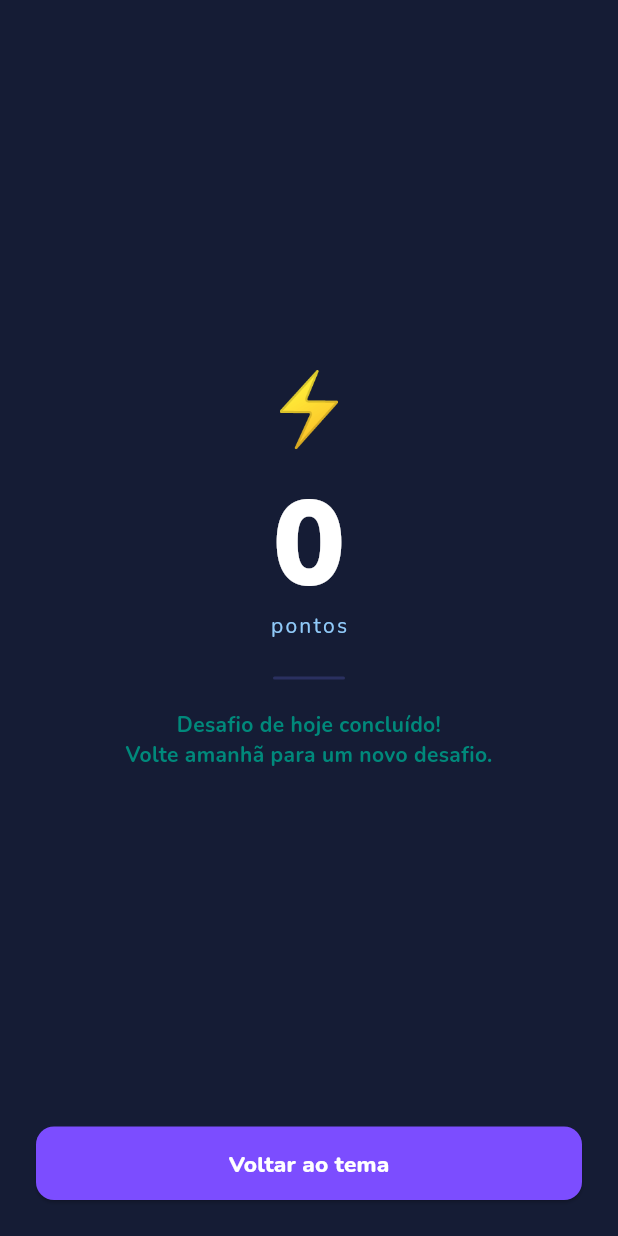
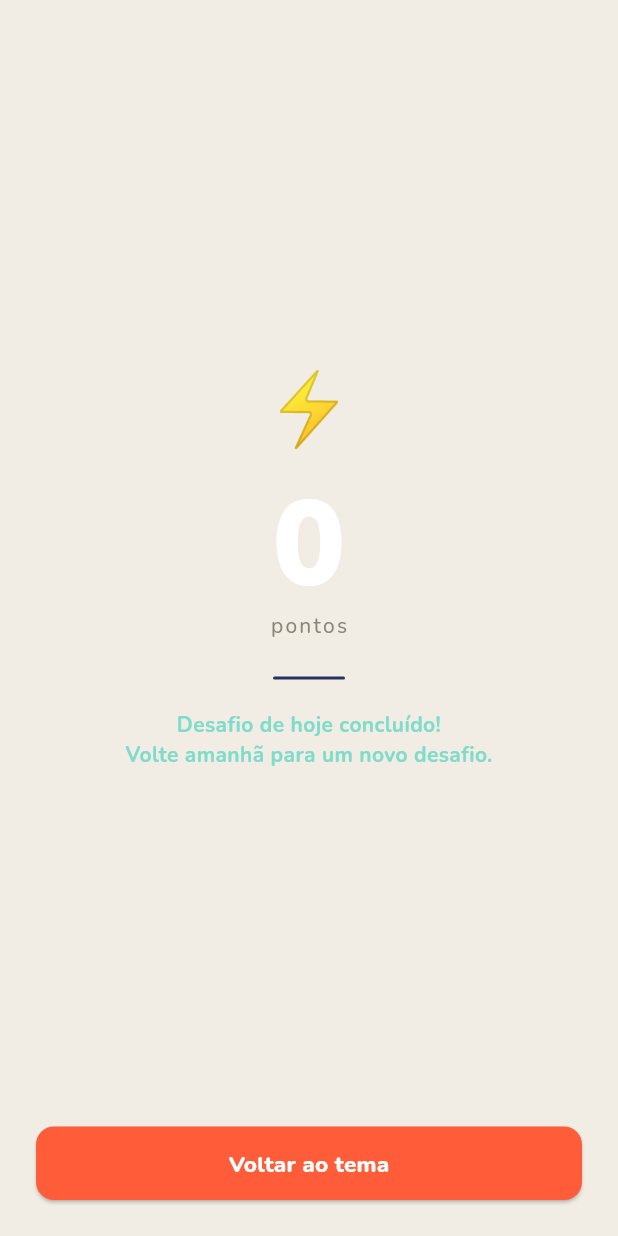
Before and after one commit to carloshdt/flash-quiz, a Flutter app: the DesafioResultScreen screen opened directly with empty values, on a phone screen of 412 x 824 dp. Run offline on Flutter 3.47's test engine with Material 3 defaults, Android fonts, the phone set to English and light mode, and no system bars; our stand-ins replace go_router, google_fonts, sqflite; accounts and stored records are empty.

Commit message:
feat(theme): design system Recorte & Cola — paleta papel/tinta e tema claro

```diff
--- a/lib/theme/app_theme.dart
+++ b/lib/theme/app_theme.dart
@@ -1,30 +1,100 @@
 // lib/theme/app_theme.dart
+// Design system "Recorte & Cola" — scrapbook de papel claro.
+// Fundação: papel creme + tinta quase-preta. Acentos vivos usados com parcimônia.
 import 'package:flutter/material.dart';
+import 'package:google_fonts/google_fonts.dart';
 
 class AppColors {
   AppColors._();
 
-  static const Color background = Color(0xFF151C35);
-  static const Color surface = Color(0xFF1C2448);
-  static const Color headerBg = Color(0xFF1A2F6E);
-  static const Color sheetBg = Color(0xFF1C2040);
-  static const Color purple = Color(0xFF7C4DFF);
-  static const Color orange = Color(0xFFFF8C00);
-  static const Color gold = Color(0xFFFFD600);
-  static const Color teal = Color(0xFF00897B);
-  static const Color textSecondary = Color(0xFF90CAF9);
-  static const Color divider = Color(0x142D3A7A); // 8% white-blue
+  // Fundação
+  static const Color papel = Color(0xFFF2EDE4);      // fundo geral — papel creme
+  static const Color cartao = Color(0xFFFFFFFF);     // superfícies/cards
+  static const Color tinta = Color(0xFF33302A);      // texto principal
+  static const Color tintaSuave = Color(0xFF8A8378); // texto secundário — lápis
+  static const Color grao = Color(0xFFD8D0C0);       // grão do papel, divisores
+
+  // Acentos
+  static const Color laranja = Color(0xFFFF5C39); // CTA, energia
+  static const Color verde = Color(0xFF5CB270);   // sucesso, aprovado
+  static const Color amarelo = Color(0xFFF7D046); // post-its, estrelas
+  static const Color azul = Color(0xFF4DA6FF);    // info
+  static const Color rosa = Color(0xFFFF9EBB);    // carinho
 
   static const List<Color> _accents = [
-    Color(0xFFFFD600),
-    Color(0xFF00E676),
-    Color(0xFF64A0FF),
-    Color(0xFFFF6B6B),
-    Color(0xFFFF9F43),
-    Color(0xFFA29BFE),
-    Color(0xFF55EFC4),
-    Color(0xFFFF7675),
+    laranja,
+    verde,
+    azul,
+    rosa,
+    amarelo,
+    Color(0xFFB48CD9), // roxo suave
+    Color(0xFF7FDBCA), // teal
+    Color(0xFFFF8A7A), // coral
   ];
 
   static Color accentFor(int id) => _accents[id % _accents.length];
+
+  // COMPAT — remover na task final de limpeza (aliases pro código antigo compilar)
+  static const Color background = papel;
+  static const Color surface = cartao;
+  static const Color headerBg = papel;
+  static const Color sheetBg = cartao;
+  static const Color purple = laranja;
+  static const Color orange = laranja;
+  static const Color gold = amarelo;
+  static const Color teal = Color(0xFF7FDBCA);
+  static const Color textSecondary = tintaSuave;
+  static const Color divider = grao;
 }
+
+class AppTheme {
+  AppTheme._();
+
+  /// Tema claro único do app. Patrick Hand em títulos, Nunito no corpo.
+  static ThemeData get light {
+    final base = ThemeData(
+      useMaterial3: true,
+      brightness: Brightness.light,
+      scaffoldBackgroundColor: AppColors.papel,
+      colorScheme: ColorScheme.fromSeed(
+        seedColor: AppColors.laranja,
+        brightness: Brightness.light,
+        surface: AppColors.papel,
+      ),
+      appBarTheme: const AppBarTheme(
+        backgroundColor: AppColors.papel,
+        foregroundColor: AppColors.tinta,
+        elevation: 0,
+        centerTitle: false,
+      ),
+      splashFactory: NoSplash.splashFactory, // pressão de papel substitui ripple
+      highlightColor: Colors.transparent,
+    );
+
+    final corpo = GoogleFonts.nunitoTextTheme(base.textTheme).apply(
+      bodyColor: AppColors.tinta,
+      displayColor: AppColors.tinta,
+    );
+
+    // Títulos manuscritos
+    final titulos = GoogleFonts.patrickHand(color: AppColors.tinta);
+
+    return base.copyWith(
+      textTheme: corpo.copyWith(
+        displayLarge: titulos.copyWith(fontSize: 40),
+        displayMedium: titulos.copyWith(fontSize: 32),
+        headlineLarge: titulos.copyWith(fontSize: 28),
+        headlineMedium: titulos.copyWith(fontSize: 24),
+        titleLarge: titulos.copyWith(fontSize: 22),
+        titleMedium: titulos.copyWith(fontSize: 18),
+      ),
+      appBarTheme: base.appBarTheme.copyWith(
+        titleTextStyle: titulos.copyWith(fontSize: 24),
+      ),
+    );
+  }
+
+  /// Fonte pixel usada apenas no contexto do bichinho.
+  static TextStyle pixel({double fontSize = 14, Color color = AppColors.tinta}) =>
+      GoogleFonts.vt323(fontSize: fontSize, color: color);
+}
--- a/pubspec.yaml
+++ b/pubspec.yaml
@@ -14,6 +14,7 @@
   go_router: ^13.0.0
   intl: ^0.19.0
   google_fonts: ^6.2.0
+  audioplayers: ^6.0.0
 
 dev_dependencies:
   flutter_test:
@@ -23,3 +24,5 @@
 
 flutter:
   uses-material-design: true
+  assets:
+    - assets/sounds/
```
Also changed, not shown: lib/app.dart (+2 -10 lines), pubspec.lock, 7 other files.
